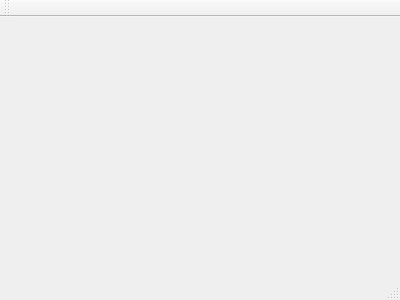
This is mainwindow.ui in CYLMos/Qt_ImageProcess as Qt 5 draws it before an edit. The edited form follows.
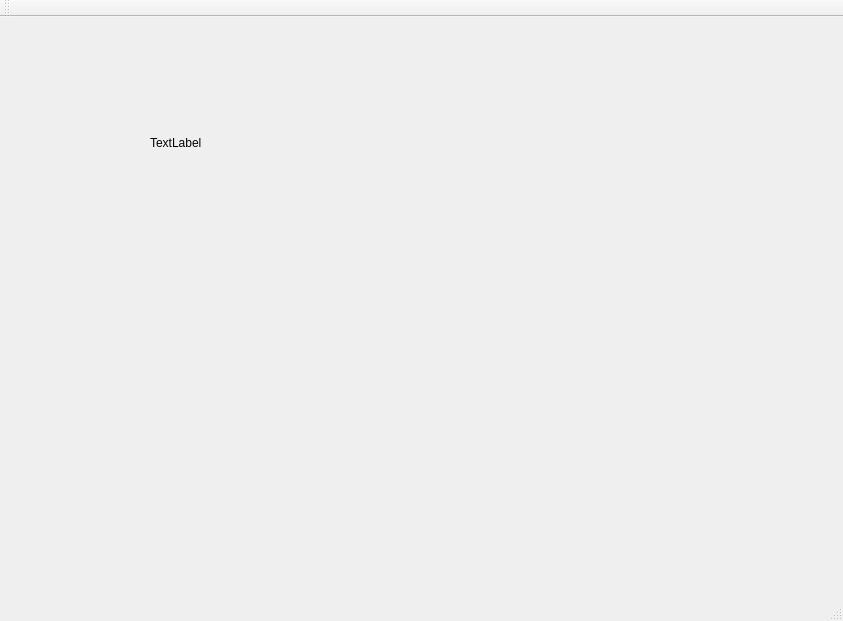
This is the edited form.

Patch:
```diff
--- a/mainwindow.ui
+++ b/mainwindow.ui
@@ -1,24 +1,53 @@
 <ui version="4.0">
  <class>MainWindow</class>
- <widget class="QMainWindow" name="MainWindow" >
-  <property name="geometry" >
+ <widget class="QMainWindow" name="MainWindow">
+  <property name="geometry">
    <rect>
     <x>0</x>
     <y>0</y>
-    <width>400</width>
-    <height>300</height>
+    <width>843</width>
+    <height>621</height>
    </rect>
   </property>
   <property name="windowTitle" >
    <string>MainWindow</string>
   </property>
-  <widget class="QMenuBar" name="menuBar" />
-  <widget class="QToolBar" name="mainToolBar" />
-  <widget class="QWidget" name="centralWidget" />
-  <widget class="QStatusBar" name="statusBar" />
+  <widget class="QWidget" name="centralWidget">
+   <widget class="QLabel" name="label">
+    <property name="geometry">
+     <rect>
+      <x>150</x>
+      <y>50</y>
+      <width>201</width>
+      <height>151</height>
+     </rect>
+    </property>
+    <property name="text">
+     <string>TextLabel</string>
+    </property>
+   </widget>
+  </widget>
+  <widget class="QMenuBar" name="menuBar">
+   <property name="geometry">
+    <rect>
+     <x>0</x>
+     <y>0</y>
+     <width>843</width>
+     <height>21</height>
+    </rect>
+   </property>
+  </widget>
+  <widget class="QToolBar" name="mainToolBar">
+   <attribute name="toolBarArea">
+    <enum>TopToolBarArea</enum>
+   </attribute>
+   <attribute name="toolBarBreak">
+    <bool>false</bool>
+   </attribute>
+  </widget>
+  <widget class="QStatusBar" name="statusBar"/>
  </widget>
- <layoutDefault spacing="6" margin="11" />
- <pixmapfunction></pixmapfunction>
+ <layoutdefault spacing="6" margin="11"/>
  <resources/>
  <connections/>
 </ui>
```
Left out of the diff: 3 changed lines with no effect on the pictures.
